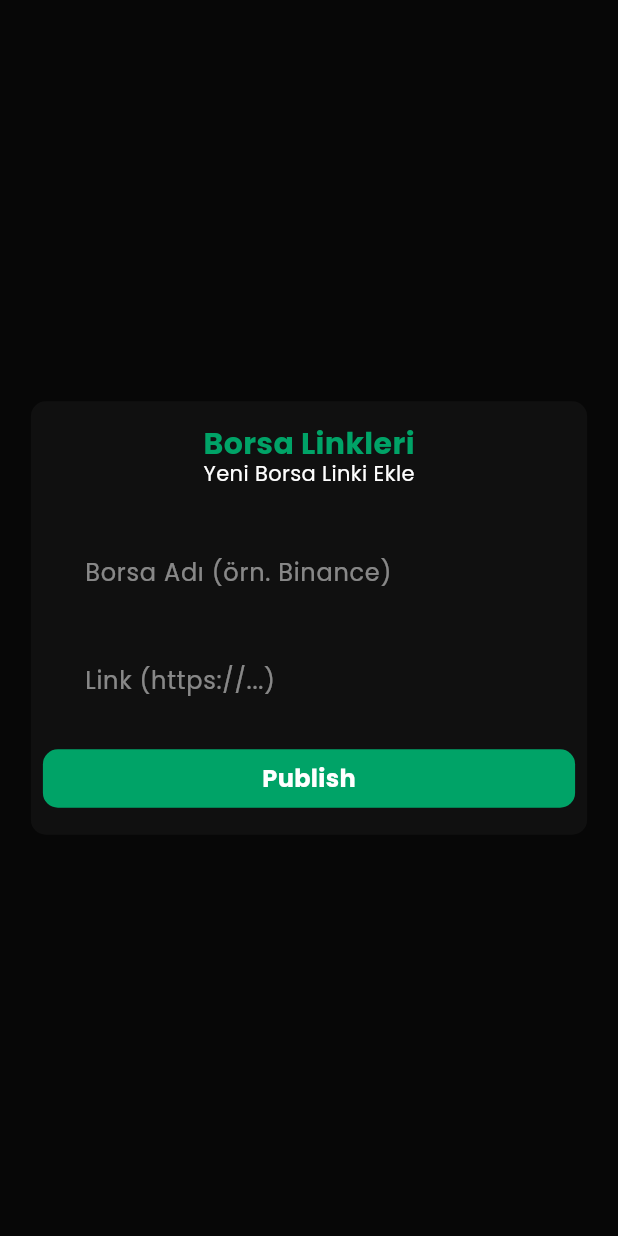
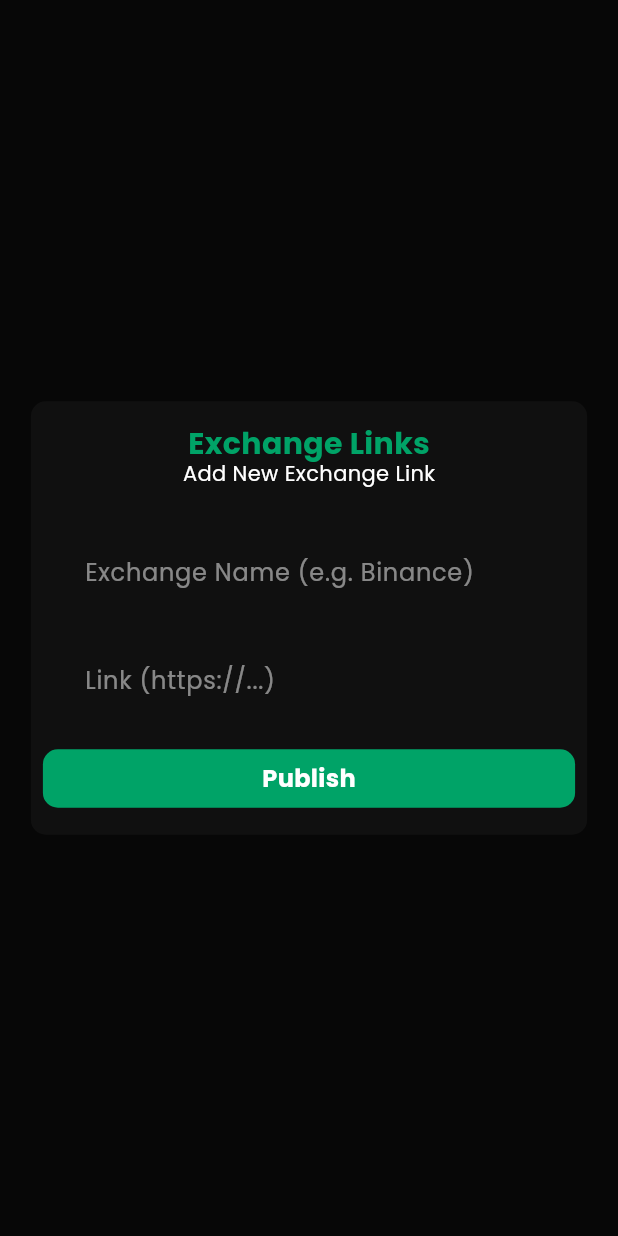
Before and after one commit to btcmorningofficial-jpg/Airdroptour-, a Flutter app: what addExchangeLink() shows on an empty page, opened directly, on a phone screen of 412 x 824 dp. Run offline on Flutter 3.47's test engine with Material 3 defaults, Android fonts, the phone set to English and light mode, and no system bars; our stand-ins replace cached_network_image, carousel_slider, flutter_chat_bubble, flutter_markdown, google_fonts, google_sign_in and 2 more; missing offline and left inert: cosmos, select_dialog; accounts and stored records are empty; network calls fail.

Commit message:
Tum yeni ozellikler Ingilizceye cevrildi

```diff
--- a/lib/page/login.dart
+++ b/lib/page/login.dart
@@ -57,7 +57,7 @@ class LoginPage extends StatelessWidget {
                     child: Divider(),
                   ),
                 ),
-                subP("veya"),
+                subP("or"),
                 Expanded(
                   child: Padding(
                     padding: const EdgeInsets.symmetric(horizontal: 20),
@@ -90,7 +90,7 @@ class LoginPage extends StatelessWidget {
                     ),
                     SizedBox(width: 10),
                     Text(
-                      "Google ile devam et",
+                      "Continue with Google",
                       style: TextStyle(
                         color: Colors.black87,
                         fontWeight: FontWeight.w600,
--- a/lib/services/admin.dart
+++ b/lib/services/admin.dart
@@ -615,7 +615,7 @@ class AdminServices extends ChangeNotifier {
                 onTap: () async {
                   await ByBugDatabase.remove("exchange_links", element["tag"]);
                   if (!context.mounted) return;
-                  getSuccessSnack(context, "Borsa Linki Silindi.");
+                  getSuccessSnack(context, "Exchange link deleted.");
                   await getExchangeLinks(context);
                 },
                 child: Icon(Icons.delete_forever, color: Colors.red),
@@ -661,11 +661,11 @@ class AdminServices extends ChangeNotifier {
                     mainAxisSize: MainAxisSize.min,
                     children: [
                       SizedBox(height: 10),
-                      h3("Borsa Linkleri", color: defaultColor),
-                      p("Yeni Borsa Linki Ekle"),
+                      h3("Exchange Links", color: defaultColor),
+                      p("Add New Exchange Link"),
                       SizedBox(height: 20),
                       textfield(
-                        text: "Borsa Adı (örn. Binance)",
+                        text: "Exchange Name (e.g. Binance)",
                         textController: nameCtrl,
                         keyboardType: TextInputType.name,
                         maxLines: 1,
@@ -695,7 +695,7 @@ class AdminServices extends ChangeNotifier {
                           );
                           if (!context.mounted) return;
                           pop(context);
-                          getSuccessSnack(context, "Borsa Linki Eklendi");
+                          getSuccessSnack(context, "Exchange Link Added");
                           await getExchangeLinks(context);
                         },
                         child: Container(
```
Also changed, not shown: lib/page/complete_profile.dart (+18 -16 lines), lib/widget/admin_rain_comp.dart (+34 -1 lines).
